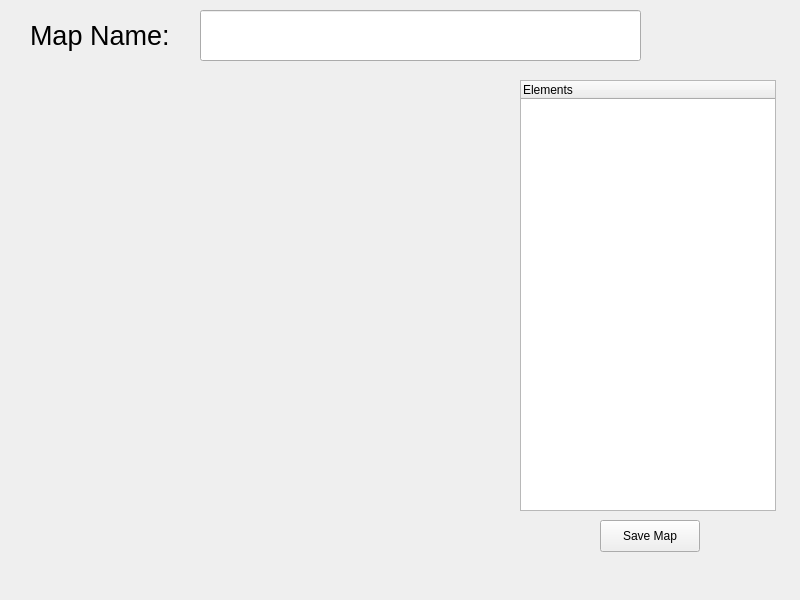
Qt form LevelEditor/leveleditor.ui (franciscoduc4/TP_Jazz_Jackrabbit_2) before a commit.
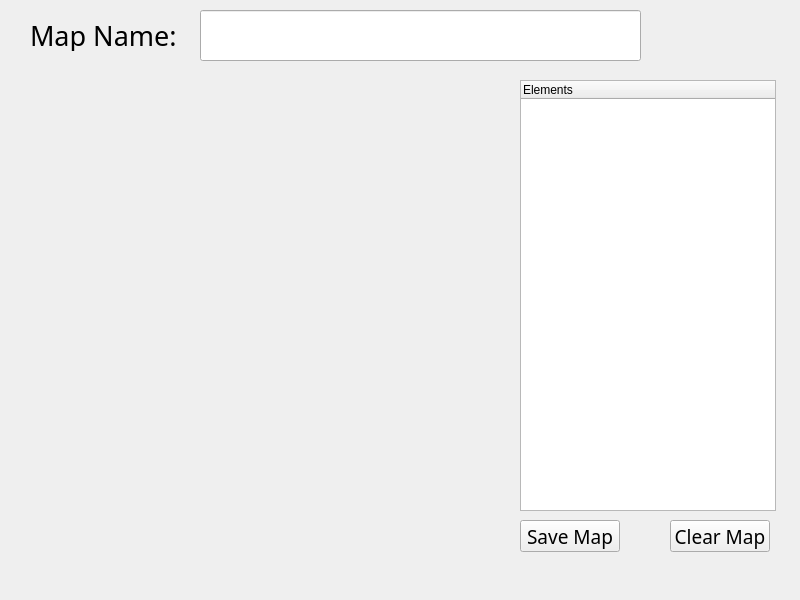
The same form after that commit.

```diff
--- a/LevelEditor/leveleditor.ui
+++ b/LevelEditor/leveleditor.ui
@@ -58,6 +58,7 @@
     </property>
     <property name="font">
      <font>
+      <family>Jazz Jackrabbit 2</family>
       <pointsize>20</pointsize>
      </font>
     </property>
@@ -80,16 +81,41 @@
    <widget class="QPushButton" name="btnSave">
     <property name="geometry">
      <rect>
-      <x>600</x>
+      <x>520</x>
       <y>520</y>
       <width>100</width>
       <height>32</height>
      </rect>
     </property>
+    <property name="font">
+     <font>
+      <family>Jazz Jackrabbit 2</family>
+      <pointsize>14</pointsize>
+     </font>
+    </property>
     <property name="text">
      <string>Save Map</string>
     </property>
    </widget>
+   <widget class="QPushButton" name="btnClear">
+    <property name="geometry">
+     <rect>
+      <x>670</x>
+      <y>520</y>
+      <width>100</width>
+      <height>32</height>
+     </rect>
+    </property>
+    <property name="font">
+     <font>
+      <family>Jazz Jackrabbit 2</family>
+      <pointsize>14</pointsize>
+     </font>
+    </property>
+    <property name="text">
+     <string>Clear Map</string>
+    </property>
+   </widget>
   </widget>
  </widget>
  <resources/>
```
Left out of the diff: 4 changed lines with no effect on the pictures.
